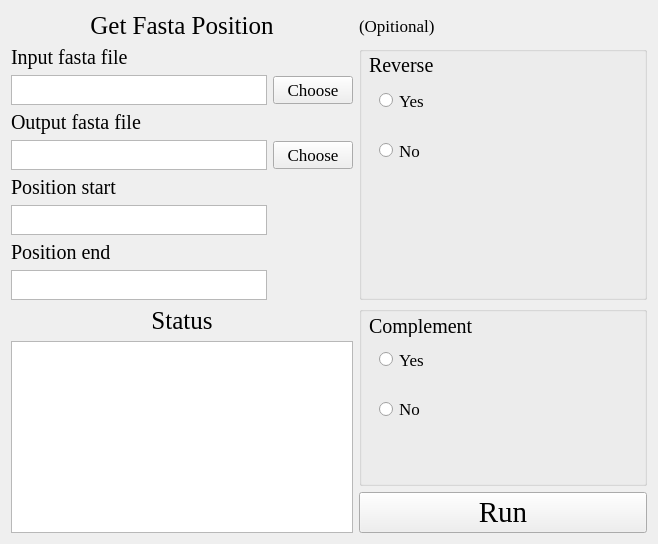
Before: the Qt Designer form UI/FaPosition.ui in hzaurzli/MicroWorldOmics, drawn with Qt 5.
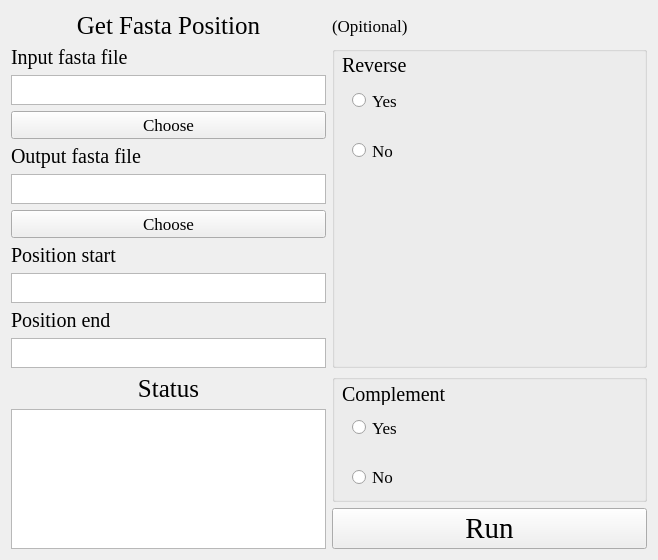
After: the same form once the commit is applied. Icons and pictures are not drawn.

```diff
--- a/UI/FaPosition.ui
+++ b/UI/FaPosition.ui
@@ -7,7 +7,7 @@
     <x>0</x>
     <y>0</y>
     <width>658</width>
-    <height>542</height>
+    <height>560</height>
    </rect>
   </property>
   <property name="sizePolicy">
@@ -256,7 +256,7 @@
      <item row="1" column="0">
       <widget class="QTextBrowser" name="textBrowser">
        <property name="sizePolicy">
-        <sizepolicy hsizetype="Expanding" vsizetype="MinimumExpanding">
+        <sizepolicy hsizetype="Expanding" vsizetype="Expanding">
          <horstretch>0</horstretch>
          <verstretch>0</verstretch>
         </sizepolicy>
@@ -383,10 +383,10 @@
    </item>
    <item row="1" column="0">
     <layout class="QGridLayout" name="gridLayout_2">
-     <item row="3" column="0" colspan="2">
+     <item row="4" column="0" colspan="2">
       <widget class="QLabel" name="label_3">
        <property name="sizePolicy">
-        <sizepolicy hsizetype="Expanding" vsizetype="MinimumExpanding">
+        <sizepolicy hsizetype="Expanding" vsizetype="Preferred">
          <horstretch>0</horstretch>
          <verstretch>0</verstretch>
         </sizepolicy>
@@ -411,38 +411,10 @@
        </property>
       </widget>
      </item>
-     <item row="5" column="0" colspan="2">
-      <widget class="QLabel" name="label_9">
-       <property name="sizePolicy">
-        <sizepolicy hsizetype="Expanding" vsizetype="MinimumExpanding">
-         <horstretch>0</horstretch>
-         <verstretch>0</verstretch>
-        </sizepolicy>
-       </property>
-       <property name="maximumSize">
-        <size>
-         <width>16777215</width>
-         <height>30</height>
-        </size>
-       </property>
-       <property name="font">
-        <font>
-         <family>Times New Roman</family>
-         <pointsize>15</pointsize>
-        </font>
-       </property>
-       <property name="text">
-        <string>Position start</string>
-       </property>
-       <property name="alignment">
-        <set>Qt::AlignLeading|Qt::AlignLeft|Qt::AlignVCenter</set>
-       </property>
-      </widget>
-     </item>
      <item row="1" column="0" colspan="2">
       <widget class="QLabel" name="label_2">
        <property name="sizePolicy">
-        <sizepolicy hsizetype="Expanding" vsizetype="MinimumExpanding">
+        <sizepolicy hsizetype="Expanding" vsizetype="Preferred">
          <horstretch>0</horstretch>
          <verstretch>0</verstretch>
         </sizepolicy>
@@ -467,10 +439,10 @@
        </property>
       </widget>
      </item>
-     <item row="6" column="0">
-      <widget class="QTextEdit" name="textEdit">
+     <item row="7" column="0" colspan="2">
+      <widget class="QLabel" name="label_9">
        <property name="sizePolicy">
-        <sizepolicy hsizetype="Expanding" vsizetype="MinimumExpanding">
+        <sizepolicy hsizetype="Expanding" vsizetype="Preferred">
          <horstretch>0</horstretch>
          <verstretch>0</verstretch>
         </sizepolicy>
@@ -481,25 +453,21 @@
          <height>30</height>
         </size>
        </property>
-       <property name="styleSheet">
-        <string notr="true">background-image: url(D:/Documents/Desktop/white.png)</string>
-       </property>
-      </widget>
-     </item>
-     <item row="4" column="1">
-      <widget class="QPushButton" name="pushButton_3">
        <property name="font">
         <font>
          <family>Times New Roman</family>
-         <pointsize>13</pointsize>
+         <pointsize>15</pointsize>
         </font>
        </property>
        <property name="text">
-        <string>Choose</string>
+        <string>Position start</string>
+       </property>
+       <property name="alignment">
+        <set>Qt::AlignLeading|Qt::AlignLeft|Qt::AlignVCenter</set>
        </property>
       </widget>
      </item>
-     <item row="2" column="1">
+     <item row="3" column="0" colspan="2">
       <widget class="QPushButton" name="pushButton_2">
        <property name="font">
         <font>
@@ -512,29 +480,10 @@
        </property>
       </widget>
      </item>
-     <item row="4" column="0">
-      <widget class="QTextBrowser" name="textBrowser_3">
-       <property name="sizePolicy">
-        <sizepolicy hsizetype="Expanding" vsizetype="MinimumExpanding">
-         <horstretch>0</horstretch>
-         <verstretch>0</verstretch>
-        </sizepolicy>
-       </property>
-       <property name="maximumSize">
-        <size>
-         <width>16777215</width>
-         <height>30</height>
-        </size>
-       </property>
-       <property name="styleSheet">
-        <string notr="true">background-image: url(D:/tools/Pycharm/pyqt/logo/white.png)</string>
-       </property>
-      </widget>
-     </item>
-     <item row="2" column="0">
+     <item row="2" column="0" colspan="2">
       <widget class="QTextBrowser" name="textBrowser_2">
        <property name="sizePolicy">
-        <sizepolicy hsizetype="Expanding" vsizetype="MinimumExpanding">
+        <sizepolicy hsizetype="Expanding" vsizetype="Expanding">
          <horstretch>0</horstretch>
          <verstretch>0</verstretch>
         </sizepolicy>
@@ -550,10 +499,80 @@
        </property>
       </widget>
      </item>
-     <item row="7" column="0">
+     <item row="6" column="0" colspan="2">
+      <widget class="QPushButton" name="pushButton_3">
+       <property name="font">
+        <font>
+         <family>Times New Roman</family>
+         <pointsize>13</pointsize>
+        </font>
+       </property>
+       <property name="text">
+        <string>Choose</string>
+       </property>
+      </widget>
+     </item>
+     <item row="5" column="0" colspan="2">
+      <widget class="QTextBrowser" name="textBrowser_3">
+       <property name="sizePolicy">
+        <sizepolicy hsizetype="Expanding" vsizetype="Expanding">
+         <horstretch>0</horstretch>
+         <verstretch>0</verstretch>
+        </sizepolicy>
+       </property>
+       <property name="maximumSize">
+        <size>
+         <width>16777215</width>
+         <height>30</height>
+        </size>
+       </property>
+       <property name="styleSheet">
+        <string notr="true">background-image: url(D:/tools/Pycharm/pyqt/logo/white.png)</string>
+       </property>
+      </widget>
+     </item>
+     <item row="8" column="0" colspan="2">
+      <widget class="QTextEdit" name="textEdit">
+       <property name="sizePolicy">
+        <sizepolicy hsizetype="Expanding" vsizetype="Expanding">
+         <horstretch>0</horstretch>
+         <verstretch>0</verstretch>
+        </sizepolicy>
+       </property>
+       <property name="maximumSize">
+        <size>
+         <width>16777215</width>
+         <height>30</height>
+        </size>
+       </property>
+       <property name="styleSheet">
+        <string notr="true">background-image: url(D:/Documents/Desktop/white.png)</string>
+       </property>
+      </widget>
+     </item>
+     <item row="10" column="0" colspan="2">
+      <widget class="QTextEdit" name="textEdit_2">
+       <property name="sizePolicy">
+        <sizepolicy hsizetype="Expanding" vsizetype="Expanding">
+         <horstretch>0</horstretch>
+         <verstretch>0</verstretch>
+        </sizepolicy>
+       </property>
+       <property name="maximumSize">
+        <size>
+         <width>16777215</width>
+         <height>30</height>
+        </size>
+       </property>
+       <property name="styleSheet">
+        <string notr="true">background-image: url(D:/Documents/Desktop/white.png)</string>
+       </property>
+      </widget>
+     </item>
+     <item row="9" column="0" colspan="2">
       <widget class="QLabel" name="label_6">
        <property name="sizePolicy">
-        <sizepolicy hsizetype="Expanding" vsizetype="MinimumExpanding">
+        <sizepolicy hsizetype="Expanding" vsizetype="Preferred">
          <horstretch>0</horstretch>
          <verstretch>0</verstretch>
         </sizepolicy>
@@ -575,25 +594,6 @@
        </property>
       </widget>
      </item>
-     <item row="8" column="0">
-      <widget class="QTextEdit" name="textEdit_2">
-       <property name="sizePolicy">
-        <sizepolicy hsizetype="Expanding" vsizetype="MinimumExpanding">
-         <horstretch>0</horstretch>
-         <verstretch>0</verstretch>
-        </sizepolicy>
-       </property>
-       <property name="maximumSize">
-        <size>
-         <width>16777215</width>
-         <height>30</height>
-        </size>
-       </property>
-       <property name="styleSheet">
-        <string notr="true">background-image: url(D:/Documents/Desktop/white.png)</string>
-       </property>
-      </widget>
-     </item>
     </layout>
    </item>
   </layout>
```
